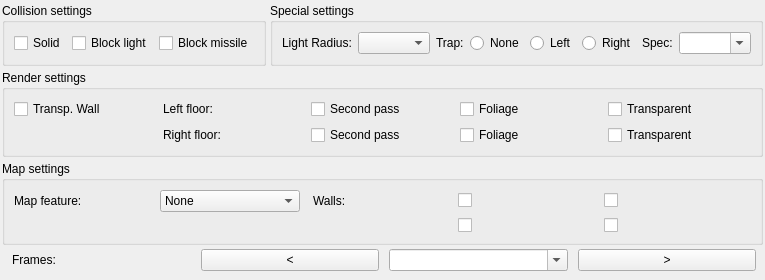
The window that source/leveltabsubtilewidget.ui (pionere/d1-graphics-tool) describes before a commit, drawn with Qt 5.
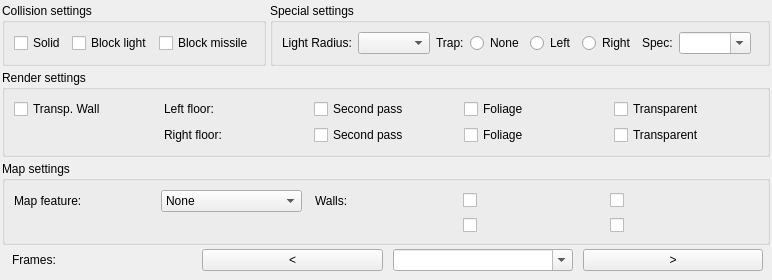
The same window after the commit.

```diff
--- a/source/leveltabsubtilewidget.ui
+++ b/source/leveltabsubtilewidget.ui
@@ -161,7 +161,7 @@
           </property>
          </widget>
         </item-->
-        <item row="0" column="7">
+        <item row="0" column="8">
          <spacer>
           <property name="orientation">
            <enum>Qt::Horizontal</enum>
```
Left out of the diff: 6 changed lines with no effect on the pictures.
